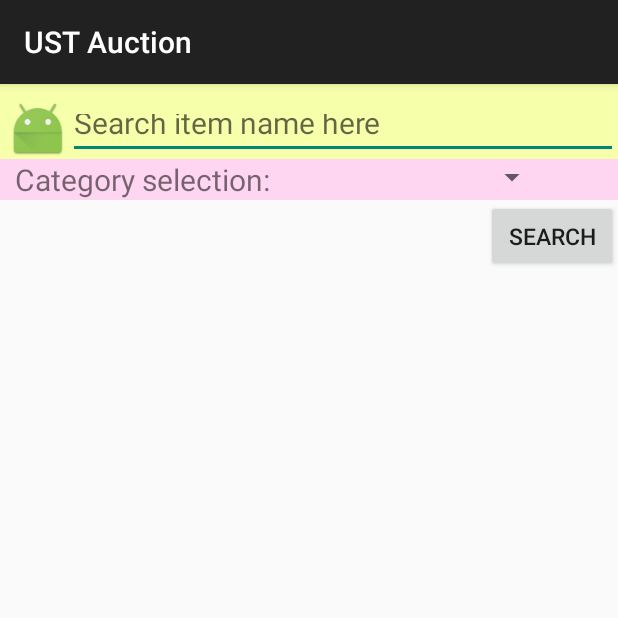
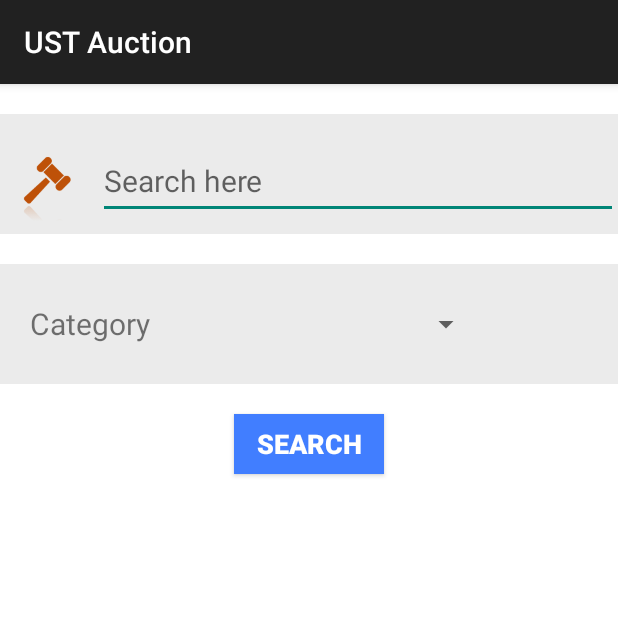
Before and after one commit to xzhouaf/Auction-House, an Android app: the fragment SearchFragment shown on its own in the app's theme, on a phone screen of 412 x 824 dp, the top half of it. Run offline under Robolectric (Android 15) with nearby library versions, the phone set to English and light mode, and no system bars.

Commit message:
Improve the UI

```diff
--- a/app/src/main/java/com/project/zxt/ustauctionhouse/PersonalInfo/PersonalInfoFragment.java
+++ b/app/src/main/java/com/project/zxt/ustauctionhouse/PersonalInfo/PersonalInfoFragment.java
@@ -193,6 +193,11 @@ public class PersonalInfoFragment extends Fragment implements View.OnClickListen
         }
     }
 
+    @Override
+    public void onDoubleClick() {
+
+    }
+
 
     private class AsyncLogout extends AsyncTask<String, Void, JSONObject> {
 
--- a/app/src/main/java/com/project/zxt/ustauctionhouse/PostItem/PostItemFragment.java
+++ b/app/src/main/java/com/project/zxt/ustauctionhouse/PostItem/PostItemFragment.java
@@ -365,6 +365,11 @@ public class PostItemFragment extends Fragment implements View.OnClickListener,
         }
     }
 
+    @Override
+    public void onDoubleClick() {
+
+    }
+
     private class AsyncPostItem extends AsyncTask<String, Void, JSONObject> {
 
         @Override
--- a/app/src/main/java/com/project/zxt/ustauctionhouse/SearchItem/SearchFragment.java
+++ b/app/src/main/java/com/project/zxt/ustauctionhouse/SearchItem/SearchFragment.java
@@ -90,4 +90,9 @@ public class SearchFragment extends Fragment implements View.OnClickListener, Bo
     public void activityResultHandle(int requestCode, int resultCode, Intent data) {
 
     }
+
+    @Override
+    public void onDoubleClick() {
+
+    }
 }
--- a/app/src/main/res/layout/search.xml
+++ b/app/src/main/res/layout/search.xml
@@ -5,80 +5,89 @@
     android:layout_height="match_parent"
     android:orientation="vertical"
 
-    >
+    android:background="#ffffffff">
 
     <LinearLayout
         android:orientation="horizontal"
         android:layout_width="match_parent"
-        android:layout_height="wrap_content"
+        android:layout_height="80dp"
         android:layout_alignParentTop="true"
         android:layout_alignParentRight="true"
         android:layout_alignParentEnd="true"
-        android:background="#fff6ffaa"
-        android:id="@+id/itemNameSearch">
+        android:background="#ffebebeb"
+        android:id="@+id/itemNameSearch"
+        android:layout_marginTop="20dp">
 
         <ImageView
-            android:layout_width="40dp"
-            android:layout_height="40dp"
+            android:layout_width="50dp"
+            android:layout_height="50dp"
             android:id="@+id/searchIcon"
-            android:src="@mipmap/ic_launcher"
+            android:src="@drawable/brownchuizi"
             android:layout_marginLeft="5dp"
-            android:layout_marginTop="10dp" />
+            android:layout_marginTop="24dp" />
 
         <EditText
             android:layout_width="fill_parent"
-            android:layout_height="match_parent"
+            android:layout_height="50dp"
             android:id="@+id/searchInput"
             android:textSize="20dp"
-            android:layout_marginTop="10dp"
-            android:hint="Search item name here"/>
+            android:layout_marginTop="20dp"
+            android:hint="Search here"
+            android:layout_marginLeft="10dp"
+            android:textColor="#ff000000" />
 
     </LinearLayout>
 
     <LinearLayout
         android:orientation="horizontal"
         android:layout_width="match_parent"
-        android:layout_height="wrap_content"
+        android:layout_height="80dp"
         android:layout_alignParentLeft="true"
         android:layout_below="@+id/itemNameSearch"
         android:id="@+id/categorySearch"
         android:weightSum="1"
-        android:background="#ffffd6f2">
+        android:background="#ffebebeb"
+        android:layout_marginTop="20dp"
+        android:gravity="center_vertical">
 
         <TextView
             android:layout_width="wrap_content"
             android:layout_height="wrap_content"
-            android:text="Category selection:"
+            android:text="Category"
             android:id="@+id/textView2"
             android:layout_below="@+id/itemNameSearch"
             android:layout_alignParentLeft="true"
             android:layout_alignParentStart="true"
-            android:layout_marginLeft="10dp"
+            android:layout_marginLeft="20dp"
             android:layout_marginStart="42dp"
             android:textSize="20dp" />
 
         <Spinner
-            android:layout_width="93dp"
-            android:layout_height="wrap_content"
+            android:layout_width="150dp"
+            android:layout_height="40dp"
             android:id="@+id/searchCategorySel"
             android:layout_below="@+id/itemNameSearch"
             android:layout_alignParentLeft="true"
             android:layout_alignParentStart="true"
-            android:layout_marginLeft="65dp"
+            android:layout_marginLeft="20dp"
             android:layout_marginStart="42dp"
             android:layout_weight="0.36" />
 
     </LinearLayout>
 
     <Button
-        android:layout_width="wrap_content"
-        android:layout_height="wrap_content"
+        android:layout_width="100dp"
+        android:layout_height="40dp"
         android:text="Search"
         android:id="@+id/searchButton"
-        android:textSize="15dp"
+        android:textSize="18sp"
         android:layout_below="@+id/categorySearch"
         android:layout_alignRight="@+id/itemNameSearch"
         android:layout_alignEnd="@+id/itemNameSearch"
-        android:layout_gravity="right" />
+        android:layout_gravity="center_horizontal"
+        android:layout_marginTop="20dp"
+        android:background="#ff417eff"
+        android:textStyle="bold"
+        android:textColor="#ffffffff" />
 
 </LinearLayout>
```
Also changed, not shown: app/src/main/java/com/project/zxt/ustauctionhouse/LiveAuction/LiveListFragment.java (+11 -2 lines), app/src/main/java/com/project/zxt/ustauctionhouse/bottomMenu/BottomMenuHome.java (+25 -0 lines), app/src/main/java/com/project/zxt/ustauctionhouse/bottomMenu/NewItemFragment.java (+9 -2 lines), app/src/main/res/layout/bottom_menu_view_pager_frame.xml (+19 -8 lines), app/src/main/res/layout/live_list.xml (+0 -16 lines), app/src/main/res/layout/me.xml (+9 -20 lines), app/src/main/res/layout/new_item.xml (+0 -16 lines), app/src/main/res/layout/post_item.xml (+125 -91 lines).
